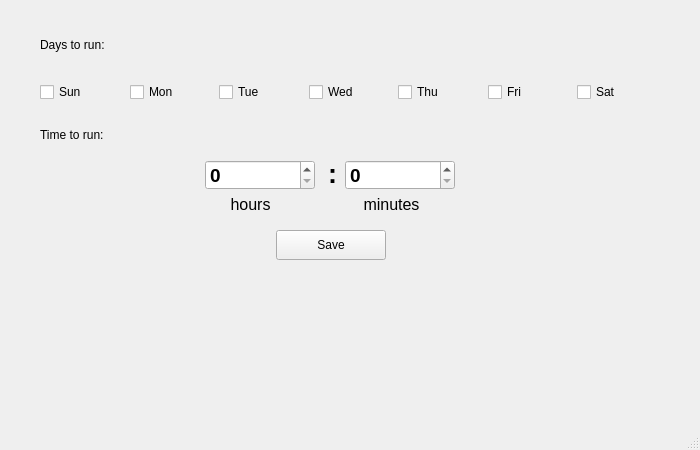
Above: src/schedule.ui from GeovaneJefferson/timemachine before the change. Below: the same form after it.
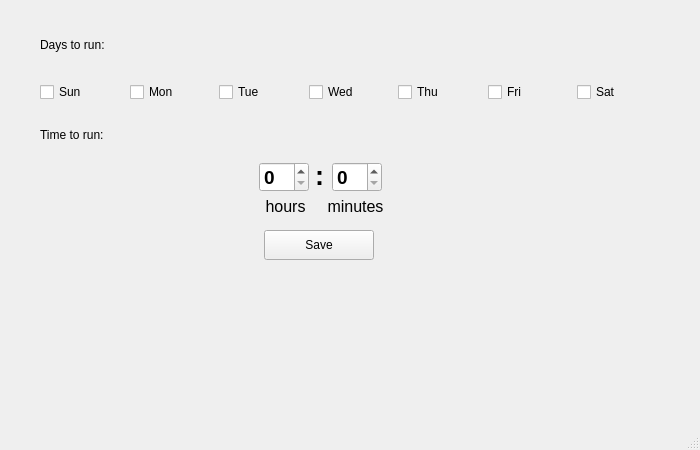
That is the form after the change.

What changed in the file:
```diff
--- a/src/schedule.ui
+++ b/src/schedule.ui
@@ -43,8 +43,8 @@
    <widget class="QLabel" name="label_3">
     <property name="geometry">
      <rect>
-      <x>328</x>
-      <y>148</y>
+      <x>315</x>
+      <y>150</y>
       <width>16</width>
       <height>51</height>
      </rect>
@@ -64,9 +64,9 @@
    <widget class="QLabel" name="label_4">
     <property name="geometry">
      <rect>
-      <x>203</x>
-      <y>190</y>
-      <width>95</width>
+      <x>260</x>
+      <y>192</y>
+      <width>51</width>
       <height>30</height>
      </rect>
     </property>
@@ -77,9 +77,9 @@
    <widget class="QLabel" name="label_5">
     <property name="geometry">
      <rect>
-      <x>344</x>
-      <y>190</y>
-      <width>95</width>
+      <x>320</x>
+      <y>192</y>
+      <width>71</width>
       <height>30</height>
      </rect>
     </property>
@@ -90,7 +90,7 @@
    <widget class="QPushButton" name="button_save">
     <property name="geometry">
      <rect>
-      <x>276</x>
+      <x>264</x>
       <y>230</y>
       <width>110</width>
       <height>30</height>
@@ -103,9 +103,9 @@
    <widget class="QSpinBox" name="label_hours">
     <property name="geometry">
      <rect>
-      <x>205</x>
-      <y>160</y>
-      <width>110</width>
+      <x>259</x>
+      <y>162</y>
+      <width>50</width>
       <height>30</height>
      </rect>
     </property>
@@ -126,9 +126,9 @@
    <widget class="QSpinBox" name="label_minutes">
     <property name="geometry">
      <rect>
-      <x>345</x>
-      <y>160</y>
-      <width>110</width>
+      <x>332</x>
+      <y>162</y>
+      <width>50</width>
       <height>30</height>
      </rect>
     </property>
```
